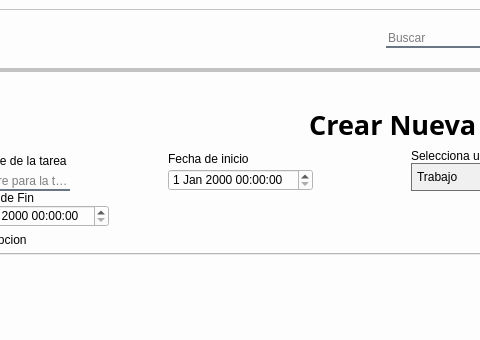
Before: the Qt Designer form Check_it_out.ui in DanielCarracedo/Check-it-out, drawn with Qt 5; both pictures show x 207 to 687 and y 0 to 340 of the 800 by 600 pixel window.
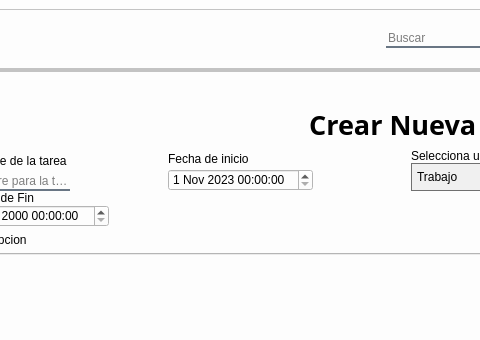
After: the same form once the commit is applied. The open tabs and pages were chosen to show the change. Icons and pictures are not drawn.

```diff
--- a/Check_it_out.ui
+++ b/Check_it_out.ui
@@ -498,7 +498,7 @@
            <property name="geometry">
             <rect>
              <x>0</x>
-             <y>-81</y>
+             <y>0</y>
              <width>611</width>
              <height>1200</height>
             </rect>
@@ -1089,7 +1089,18 @@
                                </widget>
                               </item>
                               <item>
-                               <widget class="QDateTimeEdit" name="F_Inicio"/>
+                               <widget class="QDateTimeEdit" name="F_Inicio">
+                                <property name="minimumDateTime">
+                                 <datetime>
+                                  <hour>0</hour>
+                                  <minute>0</minute>
+                                  <second>0</second>
+                                  <year>2023</year>
+                                  <month>11</month>
+                                  <day>1</day>
+                                 </datetime>
+                                </property>
+                               </widget>
                               </item>
                              </layout>
                             </item>
```
